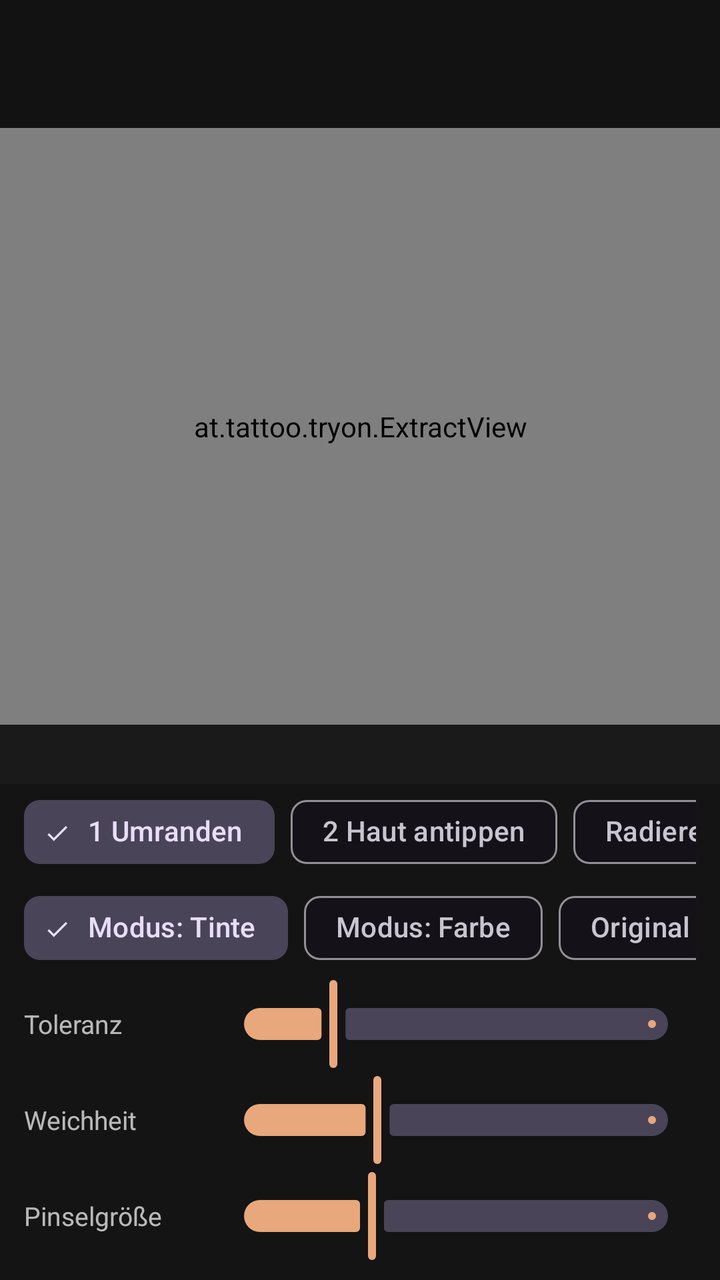
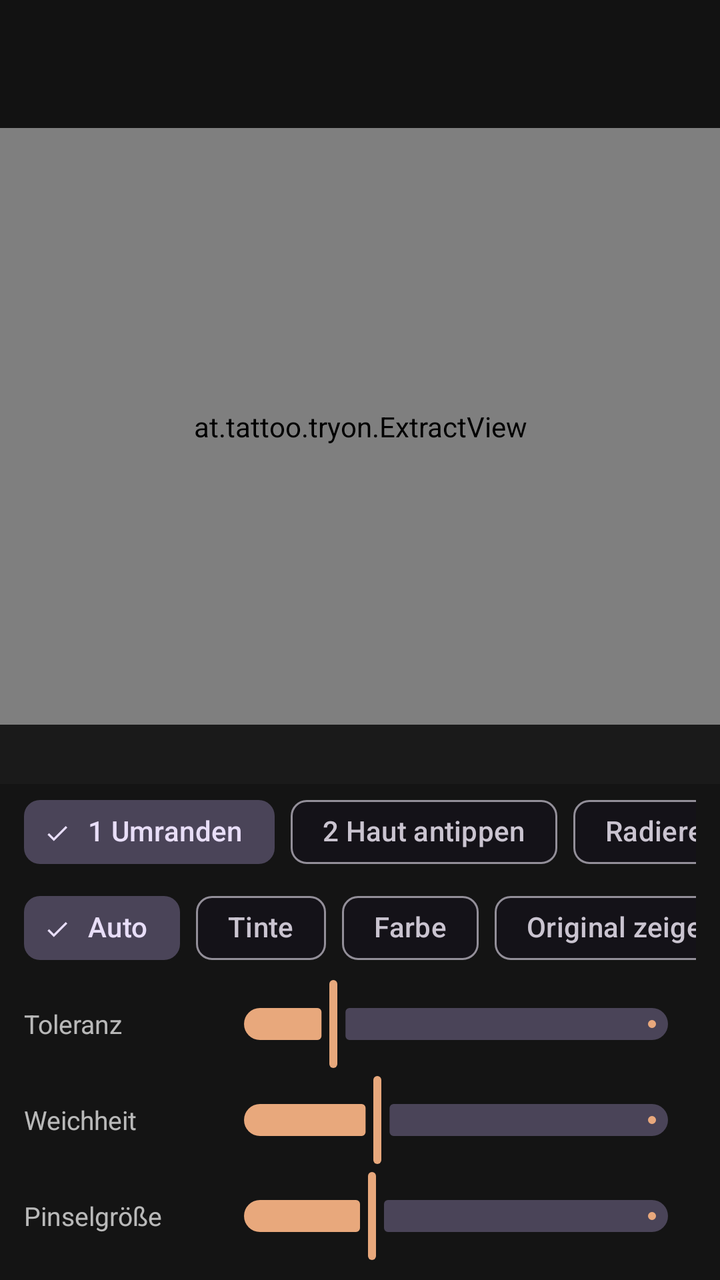

An Android layout rendered at two revisions. The XML below is the earlier revision; the diff shows what the commit changed to produce the second picture.
<!-- AndroidManifest.xml: application theme Theme.TattooTryOn -->
<!-- res/layout/activity_extract.xml -->
<?xml version="1.0" encoding="utf-8"?>
<LinearLayout xmlns:android="http://schemas.android.com/apk/res/android"
    xmlns:app="http://schemas.android.com/apk/res-auto"
    android:layout_width="match_parent"
    android:layout_height="match_parent"
    android:orientation="vertical">

    <com.google.android.material.appbar.MaterialToolbar
        android:id="@+id/toolbar"
        android:layout_width="match_parent"
        android:layout_height="?attr/actionBarSize" />

    <FrameLayout
        android:layout_width="match_parent"
        android:layout_height="0dp"
        android:layout_weight="1"
        android:background="#0B0B0B">

        <at.tattoo.tryon.ExtractView
            android:id="@+id/extractView"
            android:layout_width="match_parent"
            android:layout_height="match_parent" />

        <ProgressBar
            android:id="@+id/progress"
            android:layout_width="wrap_content"
            android:layout_height="wrap_content"
            android:layout_gravity="center"
            android:visibility="gone" />
    </FrameLayout>

    <TextView
        android:id="@+id/hint"
        android:layout_width="match_parent"
        android:layout_height="wrap_content"
        android:background="#1A1A1A"
        android:paddingStart="14dp"
        android:paddingTop="6dp"
        android:paddingEnd="14dp"
        android:paddingBottom="6dp"
        android:textColor="#CCFFFFFF"
        android:textSize="13sp" />

    <LinearLayout
        android:layout_width="match_parent"
        android:layout_height="wrap_content"
        android:background="#141414"
        android:orientation="vertical"
        android:paddingStart="12dp"
        android:paddingEnd="12dp"
        android:paddingBottom="8dp">

        <HorizontalScrollView
            android:layout_width="match_parent"
            android:layout_height="wrap_content"
            android:scrollbars="none">

            <com.google.android.material.chip.ChipGroup
                android:id="@+id/toolGroup"
                android:layout_width="wrap_content"
                android:layout_height="wrap_content"
                app:selectionRequired="true"
                app:singleLine="true"
                app:singleSelection="true">

                <com.google.android.material.chip.Chip
                    android:id="@+id/toolLasso"
                    style="@style/Widget.Material3.Chip.Filter"
                    android:layout_width="wrap_content"
                    android:layout_height="wrap_content"
                    android:checked="true"
                    android:text="1 Umranden" />

                <com.google.android.material.chip.Chip
                    android:id="@+id/toolSample"
                    style="@style/Widget.Material3.Chip.Filter"
                    android:layout_width="wrap_content"
                    android:layout_height="wrap_content"
                    android:text="2 Haut antippen" />

                <com.google.android.material.chip.Chip
                    android:id="@+id/toolErase"
                    style="@style/Widget.Material3.Chip.Filter"
                    android:layout_width="wrap_content"
                    android:layout_height="wrap_content"
                    android:text="Radieren" />

                <com.google.android.material.chip.Chip
                    android:id="@+id/toolRestore"
                    style="@style/Widget.Material3.Chip.Filter"
                    android:layout_width="wrap_content"
                    android:layout_height="wrap_content"
                    android:text="Zurückholen" />
            </com.google.android.material.chip.ChipGroup>
        </HorizontalScrollView>

        <HorizontalScrollView
            android:layout_width="match_parent"
            android:layout_height="wrap_content"
            android:scrollbars="none">

            <LinearLayout
                android:layout_width="wrap_content"
                android:layout_height="wrap_content"
                android:gravity="center_vertical"
                android:orientation="horizontal">

                <com.google.android.material.chip.ChipGroup
                    android:id="@+id/modeGroup"
                    android:layout_width="wrap_content"
                    android:layout_height="wrap_content"
                    app:selectionRequired="true"
                    app:singleLine="true"
                    app:singleSelection="true">

                    <com.google.android.material.chip.Chip
                        android:id="@+id/modeInk"
                        style="@style/Widget.Material3.Chip.Filter"
                        android:layout_width="wrap_content"
                        android:layout_height="wrap_content"
                        android:checked="true"
                        android:text="Modus: Tinte" />

                    <com.google.android.material.chip.Chip
                        android:id="@+id/modeColor"
                        style="@style/Widget.Material3.Chip.Filter"
                        android:layout_width="wrap_content"
                        android:layout_height="wrap_content"
                        android:text="Modus: Farbe" />
                </com.google.android.material.chip.ChipGroup>

                <com.google.android.material.chip.Chip
                    android:id="@+id/chipOriginal"
                    style="@style/Widget.Material3.Chip.Filter"
                    android:layout_width="wrap_content"
                    android:layout_height="wrap_content"
                    android:layout_marginStart="8dp"
                    android:text="Original zeigen" />

                <com.google.android.material.chip.Chip
                    android:id="@+id/chipClearSamples"
                    style="@style/Widget.Material3.Chip.Assist"
                    android:layout_width="wrap_content"
                    android:layout_height="wrap_content"
                    android:layout_marginStart="8dp"
                    android:text="Hautproben löschen" />
            </LinearLayout>
        </HorizontalScrollView>

        <LinearLayout
            android:layout_width="match_parent"
            android:layout_height="wrap_content"
            android:gravity="center_vertical"
            android:orientation="horizontal">

            <TextView
                style="@style/SectionLabel"
                android:layout_width="96dp"
                android:text="Toleranz" />

            <com.google.android.material.slider.Slider
                android:id="@+id/sliderTolerance"
                android:layout_width="0dp"
                android:layout_height="wrap_content"
                android:layout_weight="1"
                android:value="0.15"
                android:valueFrom="0.0"
                android:valueTo="0.8" />
        </LinearLayout>

        <LinearLayout
            android:layout_width="match_parent"
            android:layout_height="wrap_content"
            android:gravity="center_vertical"
            android:orientation="horizontal">

            <TextView
                style="@style/SectionLabel"
                android:layout_width="96dp"
                android:text="Weichheit" />

            <com.google.android.material.slider.Slider
                android:id="@+id/sliderSoftness"
                android:layout_width="0dp"
                android:layout_height="wrap_content"
                android:layout_weight="1"
                android:value="0.15"
                android:valueFrom="0.0"
                android:valueTo="0.5" />
        </LinearLayout>

        <LinearLayout
            android:layout_width="match_parent"
            android:layout_height="wrap_content"
            android:gravity="center_vertical"
            android:orientation="horizontal">

            <TextView
                style="@style/SectionLabel"
                android:layout_width="96dp"
                android:text="Pinselgröße" />

            <com.google.android.material.slider.Slider
                android:id="@+id/sliderBrush"
                android:layout_width="0dp"
                android:layout_height="wrap_content"
                android:layout_weight="1"
                android:value="40"
                android:valueFrom="8"
                android:valueTo="120" />
        </LinearLayout>
    </LinearLayout>
</LinearLayout>
<!-- resources referenced by this layout -->
<resources>
  <style name="SectionLabel">
          <item name="android:layout_width">wrap_content</item>
          <item name="android:layout_height">wrap_content</item>
          <item name="android:textSize">13sp</item>
          <item name="android:textColor">#B3FFFFFF</item>
      </style>
  <style name="Theme.TattooTryOn" parent="Theme.Material3.Dark.NoActionBar">
          <item name="colorPrimary">@color/accent</item>
          <item name="colorOnPrimary">@color/on_accent</item>
          <item name="colorSecondary">@color/accent_2</item>
          <item name="android:colorBackground">@color/ink</item>
          <item name="android:statusBarColor">@color/ink</item>
          <item name="android:navigationBarColor">@color/ink</item>
      </style>
  <color name="accent">#E8A87C</color>
  <color name="on_accent">#2A1404</color>
  <color name="accent_2">#C38D9E</color>
  <color name="ink">#121212</color>
</resources>

<!-- the commit's change to res/layout/activity_extract.xml (unified diff, before → after) -->
@@ -114,19 +114,26 @@
                     app:singleSelection="true">
 
                     <com.google.android.material.chip.Chip
+                        android:id="@+id/modeAuto"
+                        style="@style/Widget.Material3.Chip.Filter"
+                        android:layout_width="wrap_content"
+                        android:layout_height="wrap_content"
+                        android:checked="true"
+                        android:text="Auto" />
+
+                    <com.google.android.material.chip.Chip
                         android:id="@+id/modeInk"
                         style="@style/Widget.Material3.Chip.Filter"
                         android:layout_width="wrap_content"
                         android:layout_height="wrap_content"
-                        android:checked="true"
-                        android:text="Modus: Tinte" />
+                        android:text="Tinte" />
 
                     <com.google.android.material.chip.Chip
                         android:id="@+id/modeColor"
                         style="@style/Widget.Material3.Chip.Filter"
                         android:layout_width="wrap_content"
                         android:layout_height="wrap_content"
-                        android:text="Modus: Farbe" />
+                        android:text="Farbe" />
                 </com.google.android.material.chip.ChipGroup>
 
                 <com.google.android.material.chip.Chip
